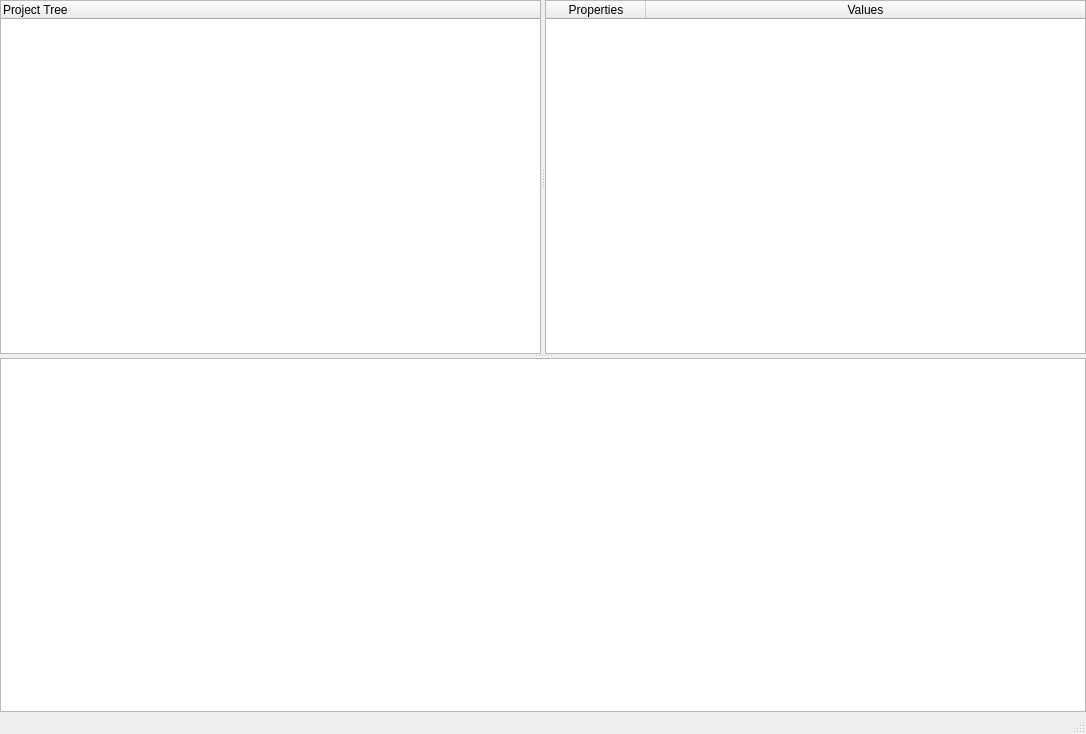
Above: ui_artifacts/mainwindow.ui from ToneGabriel/BlueprintCpp before the change. Below: the same form after it.
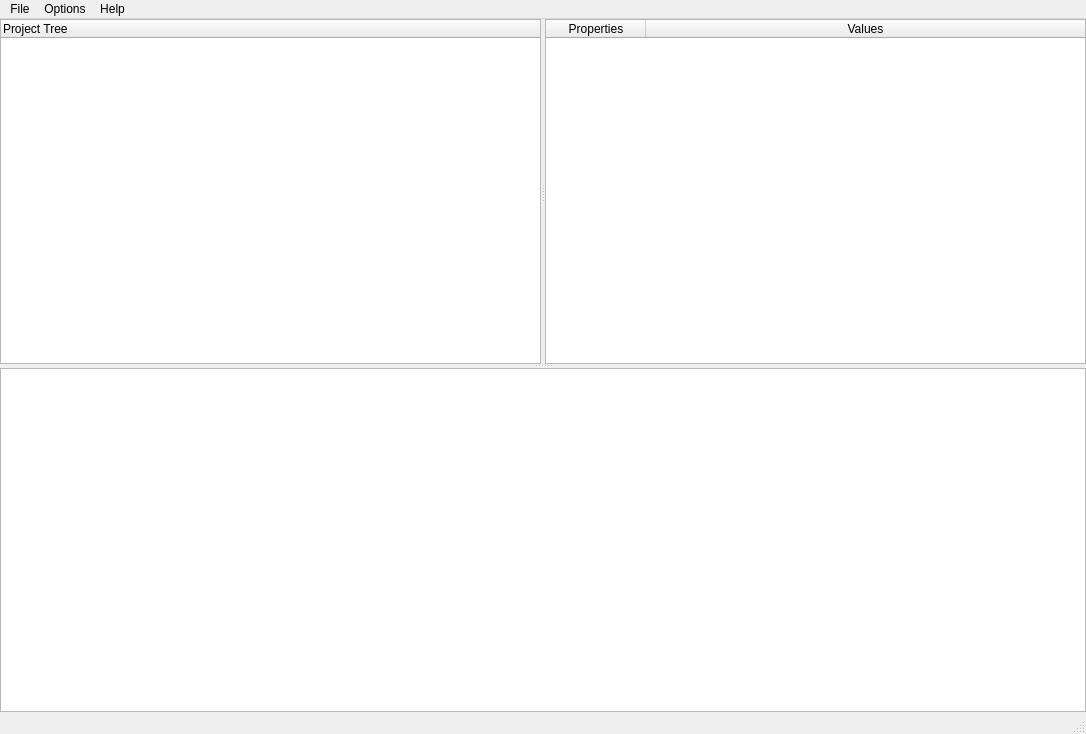
That is the form after the change.

Patch:
```diff
--- a/ui_artifacts/mainwindow.ui
+++ b/ui_artifacts/mainwindow.ui
@@ -125,6 +125,30 @@
      <height>19</height>
     </rect>
    </property>
+   <widget class="QMenu" name="menuFile">
+    <property name="title">
+     <string>File</string>
+    </property>
+    <addaction name="actionOpen"/>
+    <addaction name="actionSave"/>
+    <addaction name="actionClose"/>
+    <addaction name="actionQuit"/>
+   </widget>
+   <widget class="QMenu" name="menuOptions">
+    <property name="title">
+     <string>Options</string>
+    </property>
+    <addaction name="actionGenerate"/>
+   </widget>
+   <widget class="QMenu" name="menuHelp">
+    <property name="title">
+     <string>Help</string>
+    </property>
+    <addaction name="actionAbout"/>
+   </widget>
+   <addaction name="menuFile"/>
+   <addaction name="menuOptions"/>
+   <addaction name="menuHelp"/>
   </widget>
   <widget class="QStatusBar" name="statusbar"/>
  </widget>
```
Left out of the diff: 30 changed lines with no effect on the pictures.
